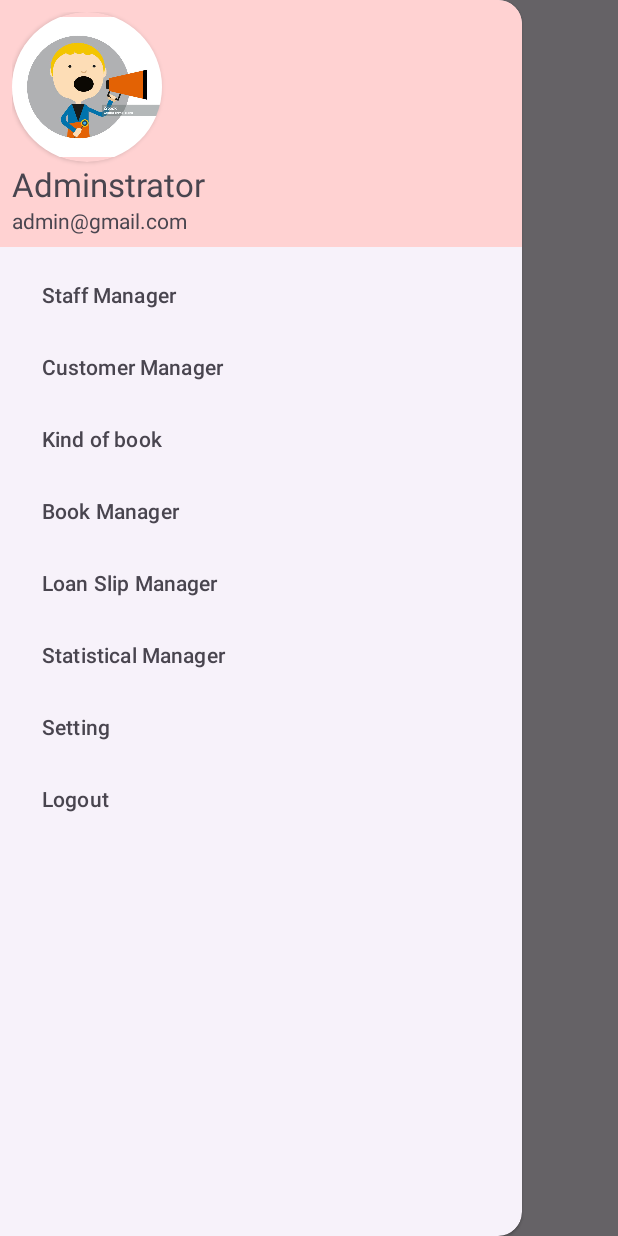
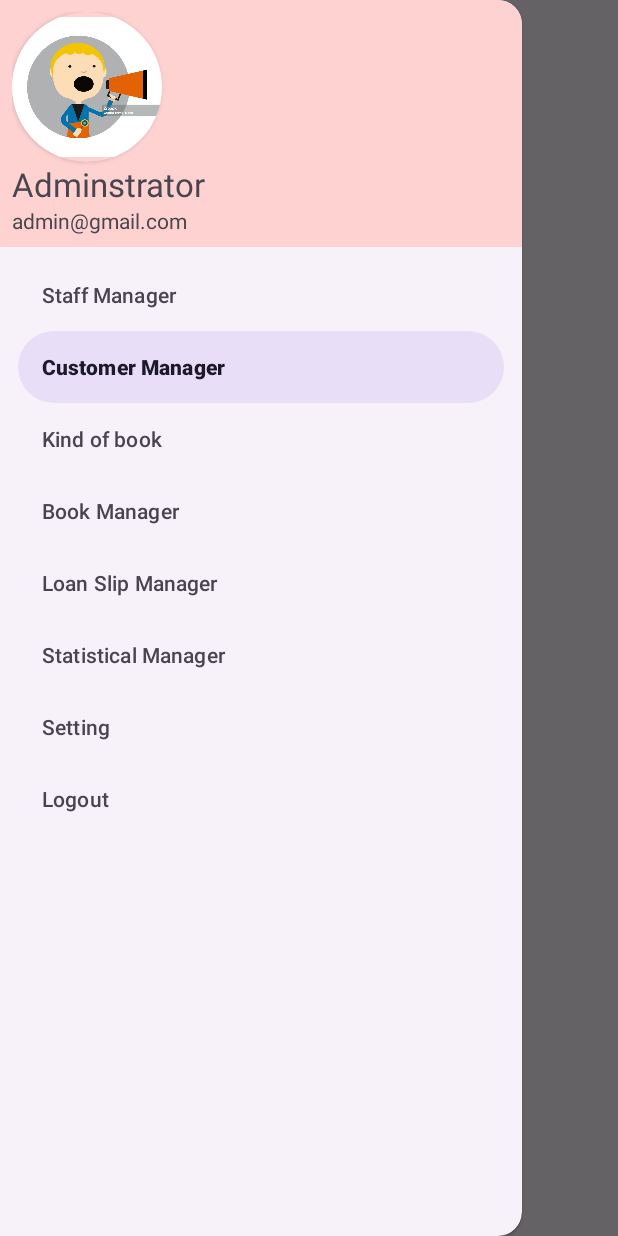
Before and after one commit to Hi-hoc-code/book_manager, an Android app: the MainActivity screen opened directly, with no data from a screen before it, in the side drawer, after a tap on "Customer Manager", on a phone screen of 412 x 824 dp. Run offline under Robolectric (Android 15) with nearby library versions, the phone set to English and light mode, and no system bars.

Commit message:
create drawer navitation+ fragment+login layout

```diff
--- a/app/src/main/java/com/example/readingbook/MainActivity.java
+++ b/app/src/main/java/com/example/readingbook/MainActivity.java
@@ -1,13 +1,22 @@
 package com.example.readingbook;
 
+import androidx.annotation.NonNull;
 import androidx.appcompat.app.ActionBarDrawerToggle;
 import androidx.appcompat.app.AppCompatActivity;
 import androidx.appcompat.widget.Toolbar;
 import androidx.drawerlayout.widget.DrawerLayout;
+import androidx.fragment.app.Fragment;
 
 import android.os.Bundle;
+import android.view.MenuItem;
 import android.widget.FrameLayout;
 
+import com.example.readingbook.fragment.Book_Fragment;
+import com.example.readingbook.fragment.Customer_Fragment;
+import com.example.readingbook.fragment.Kind_of_book_Fragment;
+import com.example.readingbook.fragment.PhieuMuon_Fragment;
+import com.example.readingbook.fragment.Staff_Fragment;
+import com.example.readingbook.fragment.Statiscal_Fragment;
 import com.google.android.material.navigation.NavigationView;
 
 public class MainActivity extends AppCompatActivity {
@@ -32,6 +41,34 @@ public class MainActivity extends AppCompatActivity {
         drawerToggle.setDrawerIndicatorEnabled(true);
         drawerToggle.syncState();
         drawerLayout.addDrawerListener(drawerToggle);
+        // gọi các id của drawer_navigation
+        navigationView.setNavigationItemSelectedListener(new NavigationView.OnNavigationItemSelectedListener() {
+            @Override
+            public boolean onNavigationItemSelected(@NonNull MenuItem item) {
+                Fragment fragment;
+                if(item.getItemId()==R.id.staff_manager){
+                    toolbar.setTitle("Staff manager");
+                    fragment = new Staff_Fragment();
+                } else if (item.getItemId()==R.id.customer_manager) {
+                    toolbar.setTitle("Customer manager");
+                    fragment = new Customer_Fragment();
+                }else if (item.getItemId()==R.id.kind_book_manager) {
+                    toolbar.setTitle("Kind of book manager");
+                    fragment = new Kind_of_book_Fragment();
+                }else if (item.getItemId()==R.id.book_manager) {
+                    toolbar.setTitle("Book manager");
+                    fragment = new Book_Fragment();
+                }else if (item.getItemId()==R.id.phieu_muon_manager) {
+                    toolbar.setTitle("Loan slip manager");
+                    fragment = new PhieuMuon_Fragment();
+                }else if (item.getItemId()==R.id.statistical_manager) {
+                    toolbar.setTitle("Statistical manager");
+                    fragment = new Statiscal_Fragment();
+                }
+                getSupportFragmentManager().beginTransaction().replace(R.id.frameLayout,fragment).commit();
+                return true;
+            }
+        });
     }
 
     private void addControls() {
--- a/app/src/main/res/layout/activity_main.xml
+++ b/app/src/main/res/layout/activity_main.xml
@@ -13,7 +13,7 @@
     <androidx.appcompat.widget.Toolbar
         android:id="@+id/toolbar"
         android:layout_width="match_parent"
-        android:layout_height="match_parent">
+        android:layout_height="55dp">
 
     </androidx.appcompat.widget.Toolbar>
         <FrameLayout
--- /dev/null
+++ b/app/src/main/res/layout/statistical_manager.xml
@@ -0,0 +1,6 @@
+<?xml version="1.0" encoding="utf-8"?>
+<androidx.constraintlayout.widget.ConstraintLayout xmlns:android="http://schemas.android.com/apk/res/android"
+    android:layout_width="match_parent"
+    android:layout_height="match_parent">
+
+</androidx.constraintlayout.widget.ConstraintLayout>
--- a/app/src/main/res/menu/drawer_navigation.xml
+++ b/app/src/main/res/menu/drawer_navigation.xml
@@ -3,56 +3,52 @@
     xmlns:tools="http://schemas.android.com/tools"
     tools:showIn="navigation_view">
 
-    <group android:checkableBehavior="single"
-        android:itemBackground="?android:attr/listDivider">
-
+    <group android:checkableBehavior="single">
         <item
             android:id="@+id/staff_manager"
-            android:title="Staff Manager" />
+            android:title="Staff Manager"
+            android:layout_marginTop="4dp" />
 
         <item
             android:id="@+id/customer_manager"
-            android:title="Customer Manager" />
-
+            android:title="Customer Manager"
+            android:layout_marginTop="4dp" />
     </group>
 
-    <group android:checkableBehavior="single"
-        android:itemBackground="?android:attr/listDivider">
-
+    <group android:checkableBehavior="single">
         <item
             android:id="@+id/kind_book_manager"
-            android:title="Kind of book" />
+            android:title="Kind of book"
+            android:layout_marginTop="4dp" />
 
         <item
             android:id="@+id/book_manager"
-            android:title="Book Manager" />
+            android:title="Book Manager"
+            android:layout_marginTop="4dp" />
 
         <item
             android:id="@+id/phieu_muon_manager"
-            android:title="Loan Slip Manager" />
-
+            android:title="Loan Slip Manager"
+            android:layout_marginTop="4dp" />
     </group>
 
-    <group android:checkableBehavior="single"
-        android:itemBackground="?android:attr/listDivider">
-
+    <group android:checkableBehavior="single">
         <item
             android:id="@+id/statistical_manager"
-            android:title="Statistical Manager" />
-
+            android:title="Statistical Manager"
+            android:layout_marginTop="4dp" />
     </group>
 
-    <group android:checkableBehavior="single"
-        android:itemBackground="?android:attr/listDivider">
-
+    <group android:checkableBehavior="single">
         <item
             android:id="@+id/setting"
-            android:title="Setting" />
+            android:title="Setting"
+            android:layout_marginTop="4dp" />
 
         <item
             android:id="@+id/logout"
-            android:title="Logout" />
-
+            android:title="Logout"
+            android:layout_marginTop="4dp" />
     </group>
 
 </menu>
```
Also changed, not shown: app/src/main/java/com/example/readingbook/fragment/Statiscal_Fragment.java (added, +21 -0 lines), app/src/main/res/layout/activity_staff_fragment.xml (+8 -4 lines).
